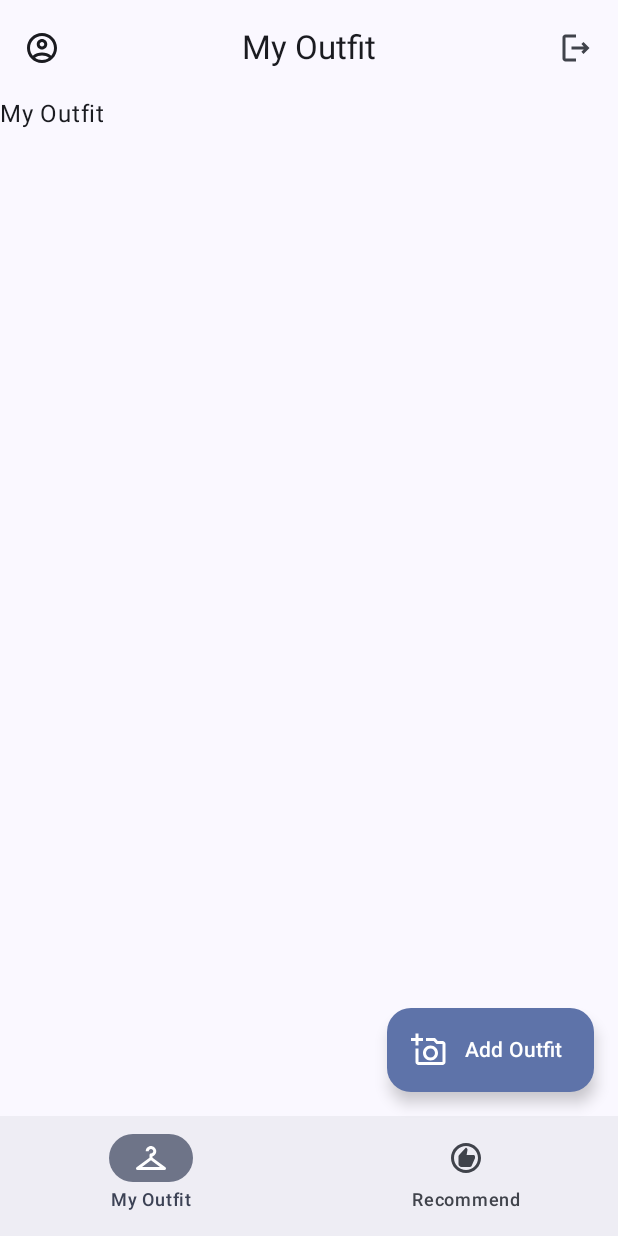
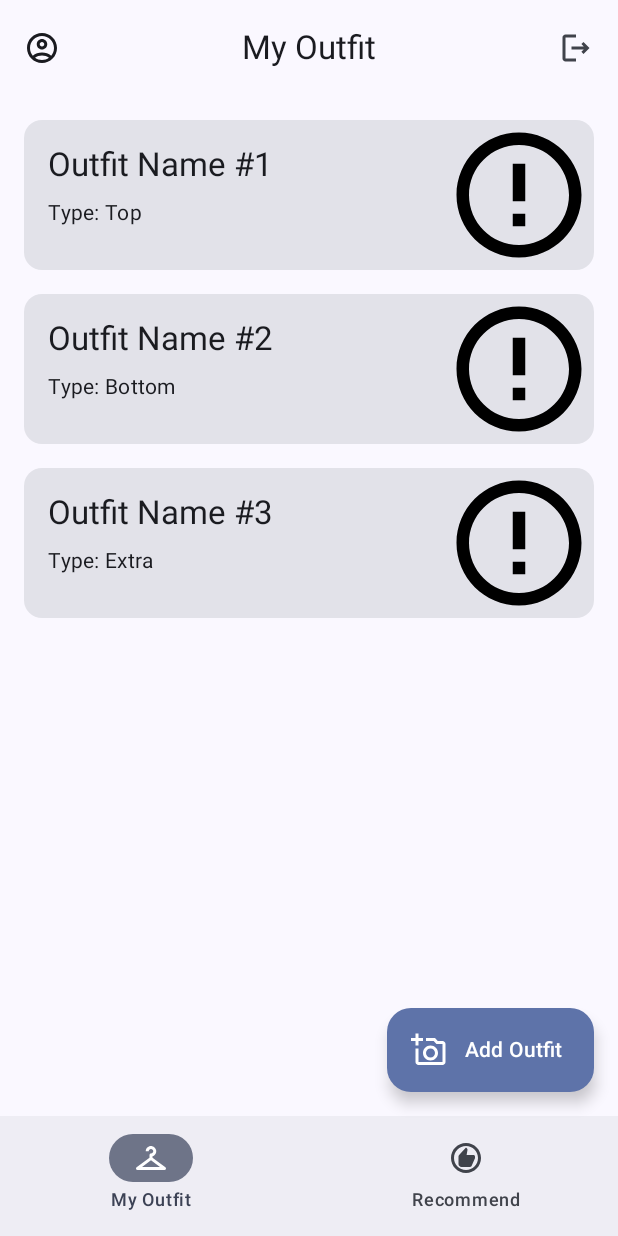
Before and after one commit to Capstone-Bangkit-BeFitOutfit/BeFitOutfit-App, an Android app built with Jetpack Compose: the MyOutfitScreen screen opened through its navigation route, on a phone screen of 412 x 824 dp. Run offline under Robolectric (Android 15) with nearby library versions, the phone set to English and light mode, and no system bars; pictures from the network do not load.

Commit message:
✨ update BottomSheet: add feature detail outfit

```diff
--- a/app/build.gradle.kts
+++ b/app/build.gradle.kts
@@ -58,6 +58,9 @@ dependencies {
     debugImplementation("androidx.compose.ui:ui-tooling")
     debugImplementation("androidx.compose.ui:ui-test-manifest")
 
+    // coil
+    implementation("io.coil-kt:coil-compose:2.5.0")
+
     // datastore
     implementation("androidx.datastore:datastore-preferences:1.0.0")
 
--- a/app/src/main/AndroidManifest.xml
+++ b/app/src/main/AndroidManifest.xml
@@ -2,6 +2,7 @@
 <manifest xmlns:android="http://schemas.android.com/apk/res/android"
 	xmlns:tools="http://schemas.android.com/tools">
 
+	<uses-permission android:name="android.permission.INTERNET" />
 	<application
 		android:name=".MainApplication"
 		android:allowBackup="true"
--- a/app/src/main/java/com/bangkit/befitoutfit/MainApplication.kt
+++ b/app/src/main/java/com/bangkit/befitoutfit/MainApplication.kt
@@ -7,8 +7,10 @@ import androidx.datastore.preferences.core.Preferences
 import androidx.datastore.preferences.preferencesDataStore
 import com.bangkit.befitoutfit.data.local.preferences.SessionPreferences
 import com.bangkit.befitoutfit.data.repository.AuthRepository
+import com.bangkit.befitoutfit.data.repository.OutfitRepository
 import com.bangkit.befitoutfit.data.repository.SessionRepository
 import com.bangkit.befitoutfit.ui.screen.auth.AuthViewModel
+import com.bangkit.befitoutfit.ui.screen.myOutfit.MyOutfitViewModel
 import org.koin.android.ext.koin.androidContext
 import org.koin.android.ext.koin.androidLogger
 import org.koin.androidx.viewmodel.dsl.viewModel
@@ -36,9 +38,13 @@ class MainApplication : Application() {
 
             single { AuthRepository() }
 
+            single { OutfitRepository() }
+
             viewModel { MainViewModel(get()) }
 
             viewModel { AuthViewModel(get(), get()) }
+
+            viewModel { MyOutfitViewModel(get()) }
         }
     }
 }
--- /dev/null
+++ b/app/src/main/java/com/bangkit/befitoutfit/data/model/Outfit.kt
@@ -0,0 +1,7 @@
+package com.bangkit.befitoutfit.data.model
+
+data class Outfit(
+    val name: String,
+    val type: String,
+    val imageUrl: String,
+)
--- /dev/null
+++ b/app/src/main/java/com/bangkit/befitoutfit/data/repository/OutfitRepository.kt
@@ -0,0 +1,25 @@
+package com.bangkit.befitoutfit.data.repository
+
+import com.bangkit.befitoutfit.data.model.Outfit
+import kotlinx.coroutines.delay
+import kotlinx.coroutines.flow.Flow
+import kotlinx.coroutines.flow.flow
+
+class OutfitRepository {
+    fun getOutfit(): Flow<List<Outfit>> = flow {
+        /*TODO: feature get outfit*/
+        emit(listOf())
+        delay(1000L)
+        emit((1..3).map {
+            Outfit(
+                name = "Outfit Name #$it",
+                type = when (it % 3) {
+                    0 -> "Extra"
+                    1 -> "Top"
+                    else -> "Bottom"
+                },
+                imageUrl = "https://github.com/material-components/material-components-android/blob/master/catalog/java/io/material/catalog/assets/res/drawable-xxxhdpi/ic_placeholder.png?raw=true"
+            )
+        })
+    }
+}
--- a/app/src/main/java/com/bangkit/befitoutfit/ui/BeFitOutfitApp.kt
+++ b/app/src/main/java/com/bangkit/befitoutfit/ui/BeFitOutfitApp.kt
@@ -30,6 +30,8 @@ import com.bangkit.befitoutfit.ui.component.TopBar
 import com.bangkit.befitoutfit.ui.screen.Screen
 import com.bangkit.befitoutfit.ui.screen.auth.AuthScreen
 import com.bangkit.befitoutfit.ui.screen.auth.AuthViewModel
+import com.bangkit.befitoutfit.ui.screen.myOutfit.MyOutfitScreen
+import com.bangkit.befitoutfit.ui.screen.myOutfit.MyOutfitViewModel
 import com.bangkit.befitoutfit.ui.theme.BeFitOutfitTheme
 import kotlinx.coroutines.launch
 import org.koin.androidx.compose.koinViewModel
@@ -69,7 +71,9 @@ fun BeFitOutfitApp(
             navController = navController
         )
     }, floatingActionButton = {
-        FloatingActionButton(currentRoute = currentRoute, onClick = {
+        if (currentRoute != Screen.Auth.route) FloatingActionButton(
+            currentRoute = currentRoute,
+            onClick = {
                 when (currentRoute) {
                     Screen.MyOutfit.route -> bottomSheetType = BottomSheetType.AddOutfit
                     Screen.Recommend.route -> bottomSheetType = BottomSheetType.SettingRecommend
@@ -92,8 +96,13 @@ fun BeFitOutfitApp(
             }
             navigation(startDestination = Screen.MyOutfit.route, route = Screen.Main.route) {
                 composable(route = Screen.MyOutfit.route) {
-                    /*TODO: feature my outfit*/
-                    Text(text = Screen.MyOutfit.route)
+                    val viewModel: MyOutfitViewModel = koinViewModel()
+                    MyOutfitScreen(state = viewModel.state.collectAsState(initial = State.Idle).value,
+                        getOutfit = viewModel::getOutfit,
+                        detailOutfit = {
+                            bottomSheetType = BottomSheetType.DetailOutfit
+                            showBottomSheet = true
+                        })
                 }
                 composable(route = Screen.Recommend.route) {
                     /*TODO: feature recommend*/
--- /dev/null
+++ b/app/src/main/java/com/bangkit/befitoutfit/ui/component/ColumnOutfit.kt
@@ -0,0 +1,34 @@
+package com.bangkit.befitoutfit.ui.component
+
+import androidx.compose.foundation.layout.Arrangement
+import androidx.compose.foundation.layout.PaddingValues
+import androidx.compose.foundation.layout.padding
+import androidx.compose.foundation.lazy.LazyColumn
+import androidx.compose.foundation.lazy.LazyListState
+import androidx.compose.foundation.lazy.items
+import androidx.compose.foundation.lazy.rememberLazyListState
+import androidx.compose.material3.Text
+import androidx.compose.runtime.Composable
+import androidx.compose.ui.Modifier
+import androidx.compose.ui.unit.dp
+import com.bangkit.befitoutfit.data.model.Outfit
+
+@Composable
+fun ColumnOutfit(
+    outfits: List<Outfit>,
+    modifier: Modifier = Modifier,
+    state: LazyListState = rememberLazyListState(),
+    onClick: (Outfit) -> Unit = {},
+) {
+    if (outfits.isEmpty()) Text(text = "No outfit found", modifier = modifier)
+    else LazyColumn(
+        modifier = modifier.padding(horizontal = 16.dp),
+        state = state,
+        contentPadding = PaddingValues(top = 16.dp, bottom = 88.dp),
+        verticalArrangement = Arrangement.spacedBy(16.dp)
+    ) {
+        items(items = outfits, key = { it.toString() }) { outfit ->
+            ItemOutfit(outfit = outfit, onClick = { onClick(outfit) })
+        }
+    }
+}
--- /dev/null
+++ b/app/src/main/java/com/bangkit/befitoutfit/ui/component/ItemOutfit.kt
@@ -0,0 +1,65 @@
+package com.bangkit.befitoutfit.ui.component
+
+import androidx.compose.foundation.clickable
+import androidx.compose.foundation.layout.Column
+import androidx.compose.foundation.layout.Row
+import androidx.compose.foundation.layout.Spacer
+import androidx.compose.foundation.layout.fillMaxWidth
+import androidx.compose.foundation.layout.padding
+import androidx.compose.foundation.layout.size
+import androidx.compose.material.icons.Icons
+import androidx.compose.material.icons.outlined.ErrorOutline
+import androidx.compose.material3.Card
+import androidx.compose.material3.MaterialTheme
+import androidx.compose.material3.Text
+import androidx.compose.runtime.Composable
+import androidx.compose.ui.Modifier
+import androidx.compose.ui.graphics.vector.rememberVectorPainter
+import androidx.compose.ui.platform.LocalContext
+import androidx.compose.ui.res.painterResource
+import androidx.compose.ui.tooling.preview.Preview
+import androidx.compose.ui.unit.dp
+import coil.compose.AsyncImage
+import coil.request.ImageRequest
+import com.bangkit.befitoutfit.R
+import com.bangkit.befitoutfit.data.model.Outfit
+
+@Composable
+fun ItemOutfit(outfit: Outfit, modifier: Modifier = Modifier, onClick: (Outfit) -> Unit = {}) {
+    Card(modifier = modifier.fillMaxWidth()) {
+        Row(modifier = Modifier.clickable { onClick(outfit) }) {
+            Column(
+                modifier = Modifier
+                    .weight(1f)
+                    .padding(16.dp)
+            ) {
+                Text(text = outfit.name, style = MaterialTheme.typography.titleLarge)
+
+                Spacer(modifier = Modifier.padding(4.dp))
+
+                Text(text = "Type: ${outfit.type}", style = MaterialTheme.typography.bodyMedium)
+            }
+
+            AsyncImage(
+                model = ImageRequest.Builder(context = LocalContext.current).data(outfit.imageUrl)
+                    .crossfade(true).build(),
+                contentDescription = "${outfit.name}'s outfit image",
+                modifier = Modifier.size(100.dp),
+                placeholder = painterResource(R.drawable.image_placeholder),
+                error = rememberVectorPainter(Icons.Outlined.ErrorOutline)
+            )
+        }
+    }
+}
+
+@Preview
+@Composable
+fun ItemOutfitPreview() {
+    ItemOutfit(
+        outfit = Outfit(
+            name = "Outfit Name #1",
+            type = "Top",
+            imageUrl = "https://i.pinimg.com/564x/1a/0a/9e/1a0a9e0b2b0b6b0b0b0b0b0b0b0b0b0b.jpg"
+        )
+    )
+}
--- /dev/null
+++ b/app/src/main/java/com/bangkit/befitoutfit/ui/screen/myOutfit/MyOutfitScreen.kt
@@ -0,0 +1,39 @@
+package com.bangkit.befitoutfit.ui.screen.myOutfit
+
+import androidx.compose.foundation.layout.Box
+import androidx.compose.foundation.layout.fillMaxSize
+import androidx.compose.runtime.Composable
+import androidx.compose.ui.Alignment
+import androidx.compose.ui.Modifier
+import androidx.compose.ui.tooling.preview.Preview
+import com.bangkit.befitoutfit.data.model.Outfit
+import com.bangkit.befitoutfit.helper.State
+import com.bangkit.befitoutfit.ui.component.ColumnOutfit
+
+@Composable
+fun MyOutfitScreen(
+    state: State<List<Outfit>>,
+    modifier: Modifier = Modifier,
+    getOutfit: () -> Unit = {},
+    detailOutfit: (Outfit) -> Unit = {},
+) {
+    Box(modifier = modifier.fillMaxSize()) {
+        when (state) {
+            is State.Idle -> getOutfit()
+            is State.Loading -> {}
+            is State.Success -> ColumnOutfit(
+                outfits = state.data,
+                modifier = Modifier.align(alignment = if (state.data.isEmpty()) Alignment.Center else Alignment.TopCenter),
+                onClick = detailOutfit
+            )
+
+            is State.Error -> {}
+        }
+    }
+}
+
+@Preview
+@Composable
+fun MyOutfitScreenPreview() {
+    MyOutfitScreen(state = State.Success(data = emptyList()))
+}
--- /dev/null
+++ b/app/src/main/java/com/bangkit/befitoutfit/ui/screen/myOutfit/MyOutfitViewModel.kt
@@ -0,0 +1,22 @@
+package com.bangkit.befitoutfit.ui.screen.myOutfit
+
+import androidx.lifecycle.ViewModel
+import androidx.lifecycle.viewModelScope
+import com.bangkit.befitoutfit.data.model.Outfit
+import com.bangkit.befitoutfit.data.repository.OutfitRepository
+import com.bangkit.befitoutfit.helper.State
+import kotlinx.coroutines.flow.MutableStateFlow
+import kotlinx.coroutines.flow.catch
+import kotlinx.coroutines.launch
+
+class MyOutfitViewModel(private val outfitRepository: OutfitRepository) : ViewModel() {
+    var state = MutableStateFlow<State<List<Outfit>>>(State.Idle)
+        private set
+
+    fun getOutfit() = viewModelScope.launch {
+        state.value = State.Loading
+        outfitRepository.getOutfit()
+            .catch { state.value = State.Error(it.message ?: "Unknown error") }
+            .collect { state.value = State.Success(it) }
+    }
+}
```
Also changed, not shown: app/src/main/java/com/bangkit/befitoutfit/helper/BottomSheetType.kt (+4 -3 lines), app/src/main/java/com/bangkit/befitoutfit/helper/TextFieldType.kt (+18 -3 lines), app/src/main/java/com/bangkit/befitoutfit/ui/component/BottomSheet.kt (+36 -0 lines), app/src/main/res/drawable-hdpi/image_placeholder.png (added), app/src/main/res/drawable-xhdpi/image_placeholder.png (added), app/src/main/res/drawable-xxhdpi/image_placeholder.png (added), app/src/main/res/drawable-xxxhdpi/image_placeholder.png (added). Lines whose indentation alone changed are shown as unchanged.
